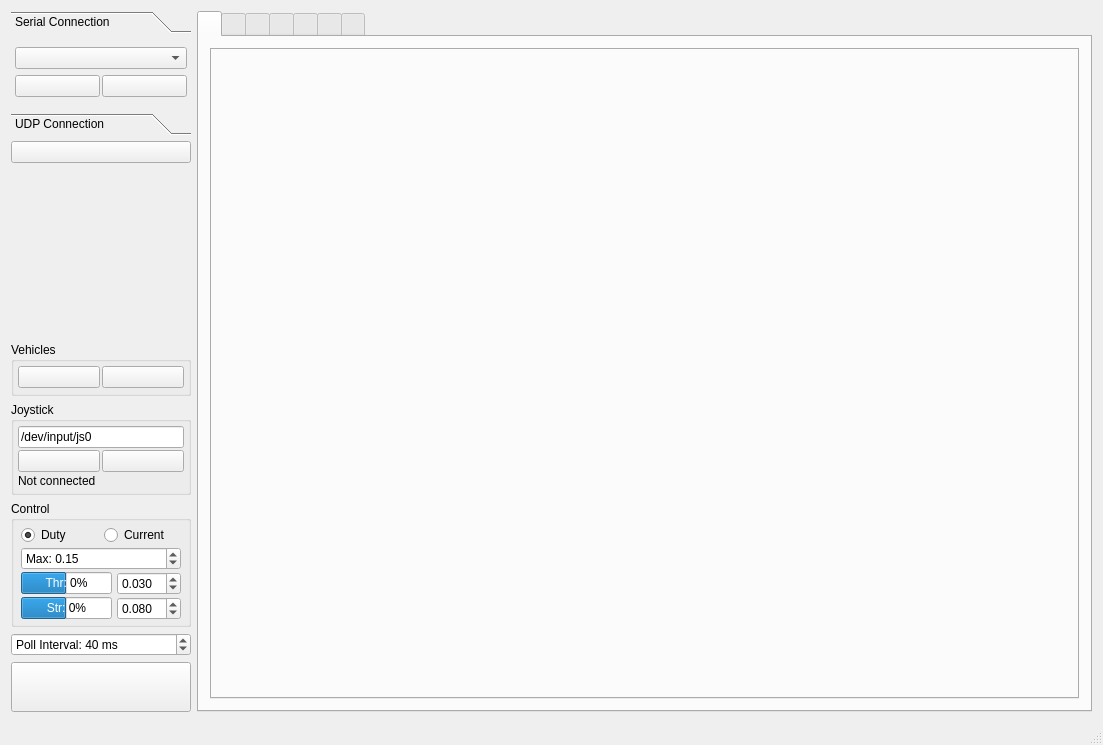
Qt form Linux/RC_Car_Tool/mainwindow.ui (vedderb/rise_sdvp) before a commit.
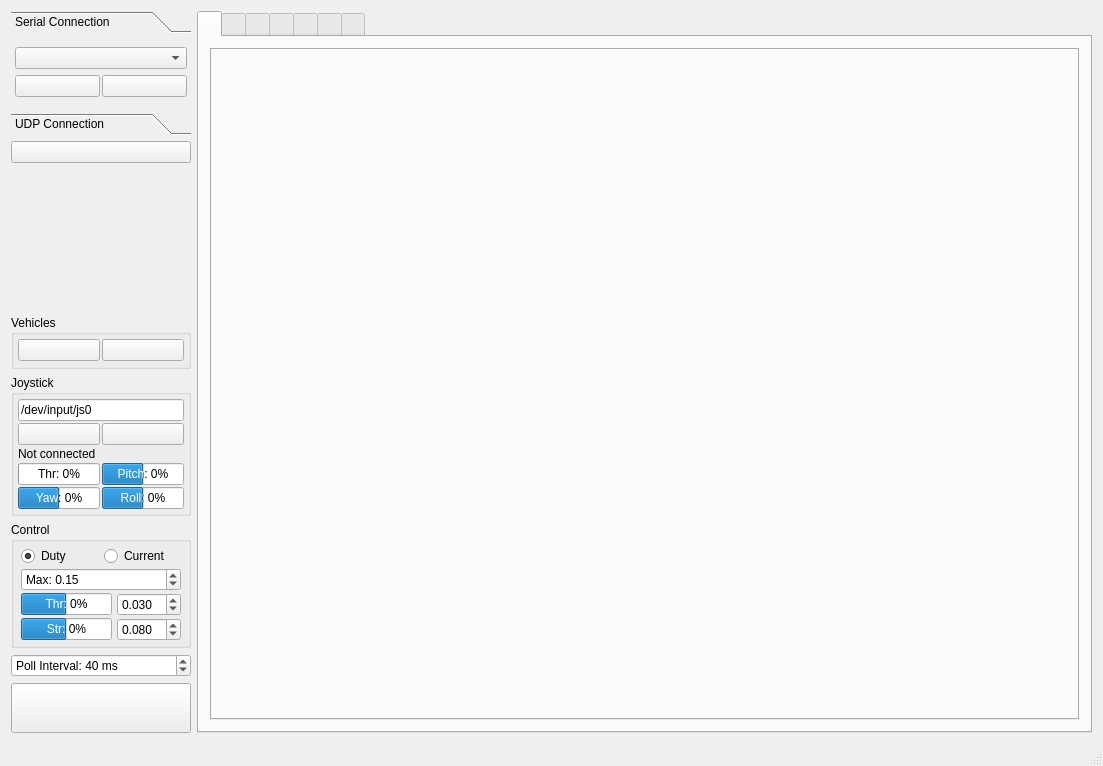
The same form after that commit. Icons and pictures are not drawn. Custom widgets are drawn as their Qt base class.

Patch:
```diff
--- a/Linux/RC_Car_Tool/mainwindow.ui
+++ b/Linux/RC_Car_Tool/mainwindow.ui
@@ -7,7 +7,7 @@
     <x>0</x>
     <y>0</y>
     <width>1103</width>
-    <height>745</height>
+    <height>766</height>
    </rect>
   </property>
   <property name="windowTitle">
@@ -281,6 +281,12 @@
       </item>
       <item>
        <widget class="QGroupBox" name="groupBox">
+        <property name="maximumSize">
+         <size>
+          <width>180</width>
+          <height>16777215</height>
+         </size>
+        </property>
         <property name="title">
          <string>Joystick</string>
         </property>
@@ -300,6 +306,39 @@
          <property name="spacing">
           <number>2</number>
          </property>
+         <item row="2" column="0" colspan="2">
+          <widget class="QLabel" name="jsConnectedLabel">
+           <property name="text">
+            <string>Not connected</string>
+           </property>
+          </widget>
+         </item>
+         <item row="4" column="0">
+          <widget class="QProgressBar" name="mrYawBar">
+           <property name="minimum">
+            <number>-100</number>
+           </property>
+           <property name="value">
+            <number>0</number>
+           </property>
+           <property name="format">
+            <string>Yaw: %v%</string>
+           </property>
+          </widget>
+         </item>
+         <item row="4" column="1">
+          <widget class="QProgressBar" name="mrRollBar">
+           <property name="minimum">
+            <number>-100</number>
+           </property>
+           <property name="value">
+            <number>0</number>
+           </property>
+           <property name="format">
+            <string>Roll: %v%</string>
+           </property>
+          </widget>
+         </item>
          <item row="0" column="0" colspan="2">
           <widget class="QLineEdit" name="jsPortEdit">
            <property name="text">
@@ -329,10 +368,29 @@
            </property>
           </widget>
          </item>
-         <item row="2" column="0" colspan="2">
-          <widget class="QLabel" name="jsConnectedLabel">
-           <property name="text">
-            <string>Not connected</string>
+         <item row="3" column="0">
+          <widget class="QProgressBar" name="mrThrottleBar">
+           <property name="minimum">
+            <number>0</number>
+           </property>
+           <property name="value">
+            <number>0</number>
+           </property>
+           <property name="format">
+            <string>Thr: %v%</string>
+           </property>
+          </widget>
+         </item>
+         <item row="3" column="1">
+          <widget class="QProgressBar" name="mrPitchBar">
+           <property name="minimum">
+            <number>-100</number>
+           </property>
+           <property name="value">
+            <number>0</number>
+           </property>
+           <property name="format">
+            <string>Pitch: %v%</string>
            </property>
           </widget>
          </item>
```
